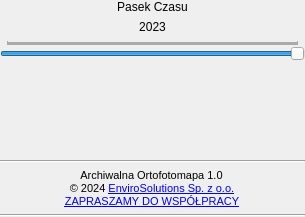
Old version of the form archiwalna_ortofotomapa_dockwidget_base.ui in the repository envirosolutionspl/archiwalna_ortofotomapa.
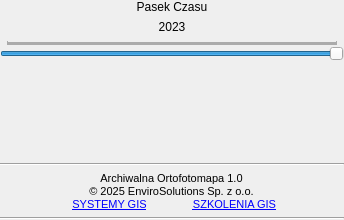
New version of the form. Icons and pictures are not drawn.

What changed in the file:
```diff
--- a/archiwalna_ortofotomapa_dockwidget_base.ui
+++ b/archiwalna_ortofotomapa_dockwidget_base.ui
@@ -6,8 +6,8 @@
    <rect>
     <x>0</x>
     <y>0</y>
-    <width>305</width>
-    <height>217</height>
+    <width>344</width>
+    <height>220</height>
    </rect>
   </property>
   <property name="windowIcon">
@@ -92,7 +92,10 @@
          <bool>true</bool>
         </property>
         <property name="margin">
-         <number>3</number>
+         <number>10</number>
+        </property>
+        <property name="indent">
+         <number>-1</number>
         </property>
        </widget>
       </item>
@@ -107,7 +110,34 @@
         <property name="verticalSpacing">
          <number>0</number>
         </property>
-        <item row="1" column="0">
+        <item row="2" column="1">
+         <widget class="QLabel" name="lbl_szkolenia">
+          <property name="maximumSize">
+           <size>
+            <width>200</width>
+            <height>15</height>
+           </size>
+          </property>
+          <property name="font">
+           <font>
+            <pointsize>8</pointsize>
+           </font>
+          </property>
+          <property name="text">
+           <string>&lt;html&gt;&lt;head/&gt;&lt;body&gt;&lt;p&gt;&lt;a href=&quot;https://envirosolutions.pl/oferta-szkoleniowa/&quot;&gt;&lt;span style=&quot; text-decoration: underline; color:#0000ff;&quot;&gt;SZKOLENIA GIS&lt;/span&gt;&lt;/a&gt;&lt;/p&gt;&lt;/body&gt;&lt;/html&gt;</string>
+          </property>
+          <property name="alignment">
+           <set>Qt::AlignCenter</set>
+          </property>
+          <property name="openExternalLinks">
+           <bool>true</bool>
+          </property>
+          <property name="textInteractionFlags">
+           <set>Qt::TextBrowserInteraction</set>
+          </property>
+         </widget>
+        </item>
+        <item row="1" column="0" colspan="2" alignment="Qt::AlignHCenter">
          <widget class="QLabel" name="lbl_copyrights">
           <property name="maximumSize">
            <size>
@@ -121,7 +151,7 @@
            </font>
           </property>
           <property name="text">
-           <string>&lt;html&gt;&lt;head/&gt;&lt;body&gt;&lt;p&gt;© 2024 &lt;a href=&quot;http://www.envirosolutions.pl/&quot;&gt;&lt;span style=&quot; text-decoration: underline; color:#0000ff;&quot;&gt;EnviroSolutions Sp. z o.o.&lt;/span&gt;&lt;/a&gt;&lt;/p&gt;&lt;/body&gt;&lt;/html&gt;</string>
+           <string>&lt;html&gt;&lt;head/&gt;&lt;body&gt;&lt;p&gt;© 2025 EnviroSolutions Sp. z o.o.&lt;/p&gt;&lt;/body&gt;&lt;/html&gt;</string>
           </property>
           <property name="textFormat">
            <enum>Qt::RichText</enum>
@@ -137,7 +167,37 @@
           </property>
          </widget>
         </item>
-        <item row="0" column="0" alignment="Qt::AlignHCenter">
+        <item row="2" column="0" alignment="Qt::AlignHCenter">
+         <widget class="QLabel" name="lbl_systemy">
+          <property name="maximumSize">
+           <size>
+            <width>200</width>
+            <height>15</height>
+           </size>
+          </property>
+          <property name="font">
+           <font>
+            <pointsize>8</pointsize>
+           </font>
+          </property>
+          <property name="text">
+           <string>&lt;html&gt;&lt;head/&gt;&lt;body&gt;&lt;p&gt;&lt;a href=&quot;https://envirosolutions.pl/systemy-opensource-gis/&quot;&gt;&lt;span style=&quot; text-decoration: underline; color:#0000ff;&quot;&gt;SYSTEMY GIS&lt;/span&gt;&lt;/a&gt;&lt;/p&gt;&lt;/body&gt;&lt;/html&gt;</string>
+          </property>
+          <property name="textFormat">
+           <enum>Qt::RichText</enum>
+          </property>
+          <property name="alignment">
+           <set>Qt::AlignCenter</set>
+          </property>
+          <property name="openExternalLinks">
+           <bool>true</bool>
+          </property>
+          <property name="textInteractionFlags">
+           <set>Qt::TextBrowserInteraction</set>
+          </property>
+         </widget>
+        </item>
+        <item row="0" column="0" colspan="2" alignment="Qt::AlignHCenter">
          <widget class="QLabel" name="lbl_pluginVersion">
           <property name="maximumSize">
            <size>
@@ -158,36 +218,6 @@
           </property>
          </widget>
         </item>
-        <item row="2" column="0">
-         <widget class="QLabel" name="lbl_email">
-          <property name="maximumSize">
-           <size>
-            <width>200</width>
-            <height>15</height>
-           </size>
-          </property>
-          <property name="font">
-           <font>
-            <pointsize>8</pointsize>
-           </font>
-          </property>
-          <property name="text">
-           <string>&lt;html&gt;&lt;head/&gt;&lt;body&gt;&lt;p&gt;&lt;a href=&quot;mailto:office@envirosolutions.pl&quot;&gt;&lt;span style=&quot; text-decoration: underline; color:#0000ff;&quot;&gt;ZAPRASZAMY DO WSPÓŁPRACY&lt;/span&gt;&lt;/a&gt;&lt;/p&gt;&lt;/body&gt;&lt;/html&gt;</string>
-          </property>
-          <property name="textFormat">
-           <enum>Qt::RichText</enum>
-          </property>
-          <property name="alignment">
-           <set>Qt::AlignCenter</set>
-          </property>
-          <property name="openExternalLinks">
-           <bool>true</bool>
-          </property>
-          <property name="textInteractionFlags">
-           <set>Qt::TextBrowserInteraction</set>
-          </property>
-         </widget>
-        </item>
        </layout>
       </item>
       <item>
```
